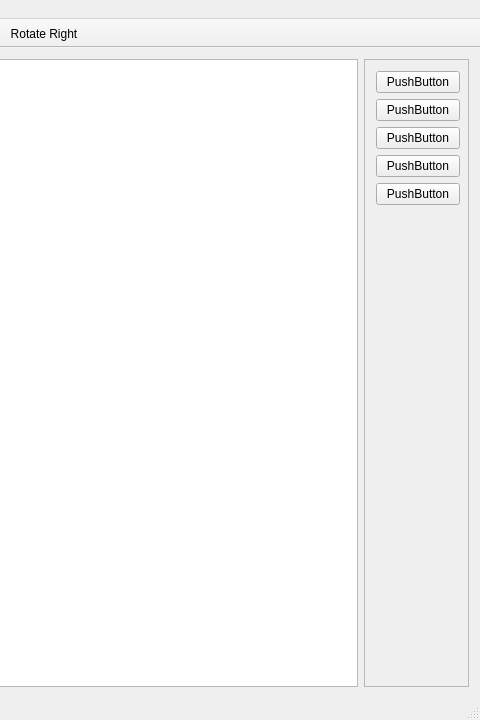
Above: src/gui/mainwindow.ui from CervecerosCodigo/CCIMP before the change; both pictures show x 800 to 1280 and y 0 to 720 of the 1280 by 720 pixel window. Below: the same form after it.
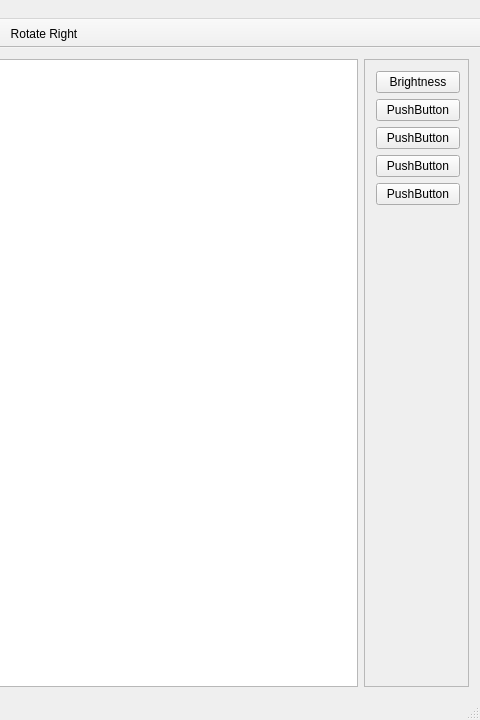
That is the form after the change. Icons and pictures are not drawn.

Diff of the .ui file:
```diff
--- a/src/gui/mainwindow.ui
+++ b/src/gui/mainwindow.ui
@@ -72,7 +72,7 @@
          <x>0</x>
          <y>0</y>
          <width>103</width>
-         <height>619</height>
+         <height>607</height>
         </rect>
        </property>
        <widget class="QWidget" name="layoutWidget">
@@ -101,7 +101,7 @@
          <item row="0" column="0" colspan="2">
           <widget class="QPushButton" name="pushButton">
            <property name="text">
-            <string>PushButton</string>
+            <string>Brightness</string>
            </property>
            <property name="autoDefault">
             <bool>false</bool>
```
Left out of the diff: 2 changed lines with no effect on the pictures.
